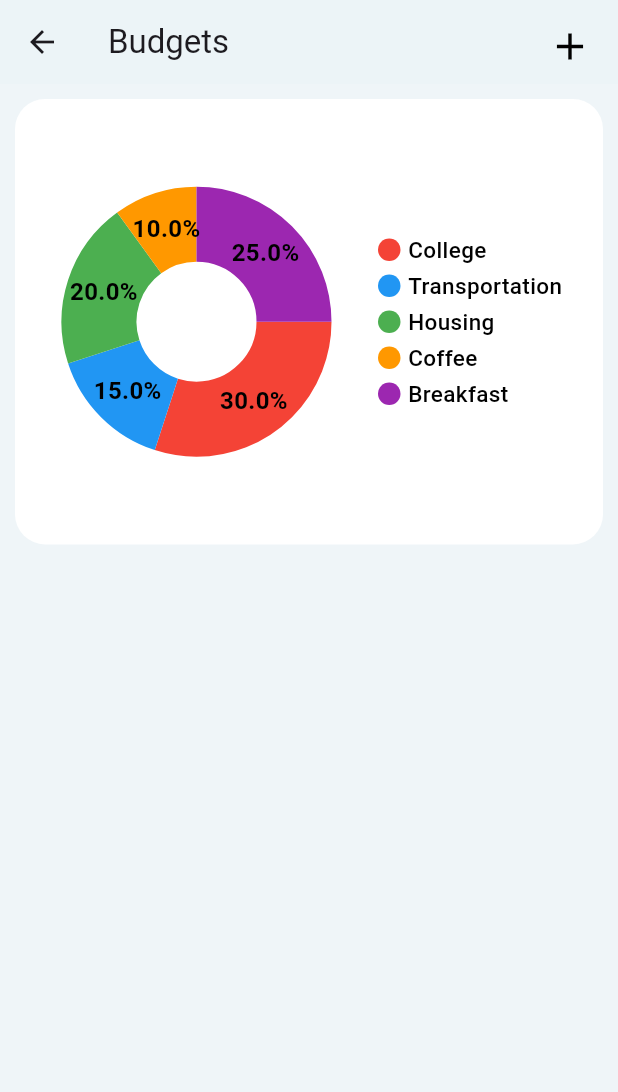
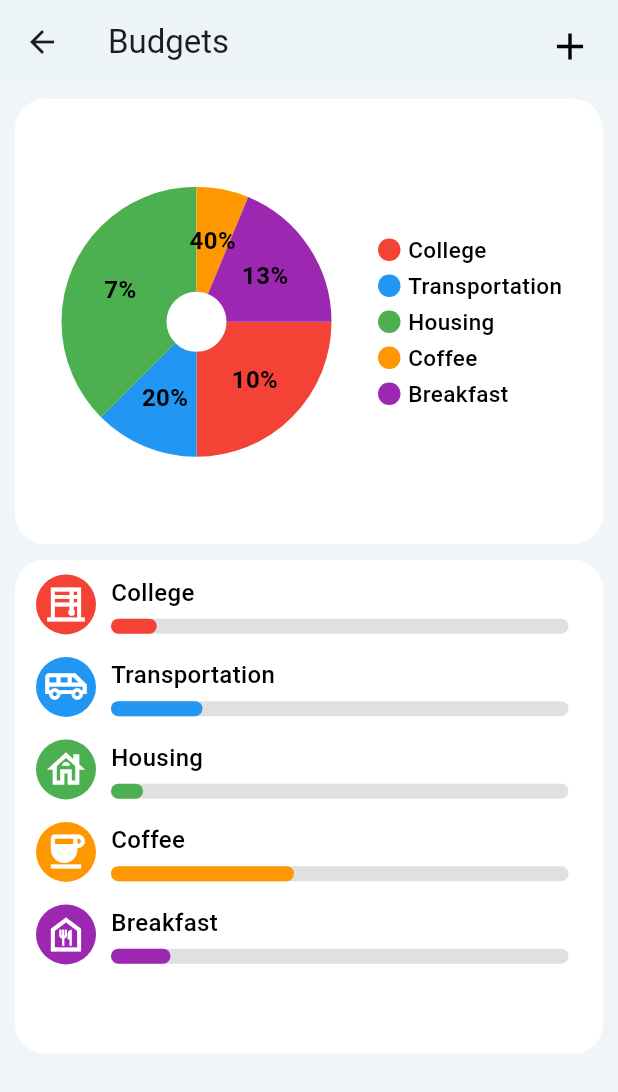
Before and after one commit to Khaled280-313/cash_flow, a Flutter app: the BudgetsPage screen opened directly, on a phone screen of 412 x 824 dp. Shown: the top 1092 px of the screen. Run offline on Flutter 3.47's test engine with Material 3 defaults, Android fonts, the phone set to English and light mode, and no system bars; drawn by our look-alikes of fl_chart; our stand-ins replace dartz, dio, flutter_bloc, get_it, go_router, persistent_bottom_nav_bar and 3 more; missing offline and left inert: data_connection_checker_tv; accounts and stored records are empty; Roboto replaces fonts that are missing (Montserrat).

Commit message:
Enhance budget management: add icon support to BudgetsData, implement CustomBudgetTile and CustomBudgetChart widgets, and refactor BudgetsPage layout.

```diff
--- a/lib/core/services/servic_locator.dart
+++ b/lib/core/services/servic_locator.dart
@@ -11,6 +11,7 @@ void setupServiceLocator() {
   getIt.registerSingleton<CacheHelper>(CacheHelper());
   getIt.registerSingleton<AuthCubit>(AuthCubit());
   getIt.registerSingleton<TransactionsCubit>(TransactionsCubit());
+
   // getIt.registerSingleton<SizeConfig>(SizeConfig());
   // getIt.registerLazySingleton(() => DatabaseHelper());
   // getIt.registerFactory(() => UserRepository(dbHelper: getIt<DatabaseHelper>()));
--- a/lib/features/auth/presentation/pages/sign_in_page.dart
+++ b/lib/features/auth/presentation/pages/sign_in_page.dart
@@ -1,7 +1,7 @@
 import 'package:cash_flow/core/function/custom_navigat.dart';
 import 'package:cash_flow/core/utils/app_color.dart';
 import 'package:cash_flow/core/utils/app_strings.dart';
-import 'package:cash_flow/features/auth/presentation/widgets/custom_Welcom_text.dart';
+import 'package:cash_flow/features/auth/presentation/widgets/custom_welcom_text.dart';
 import 'package:cash_flow/features/auth/presentation/widgets/custom_form_sign_in.dart';
 import 'package:cash_flow/features/auth/presentation/widgets/custom_row_text.dart';
 import 'package:flutter/material.dart';
--- a/lib/features/auth/presentation/pages/sign_up_page.dart
+++ b/lib/features/auth/presentation/pages/sign_up_page.dart
@@ -1,7 +1,7 @@
 import 'package:cash_flow/core/function/custom_navigat.dart';
 import 'package:cash_flow/core/utils/app_color.dart';
 import 'package:cash_flow/core/utils/app_strings.dart';
-import 'package:cash_flow/features/auth/presentation/widgets/custom_Welcom_text.dart';
+import 'package:cash_flow/features/auth/presentation/widgets/custom_welcom_text.dart';
 import 'package:cash_flow/features/auth/presentation/widgets/custom_form_sign_up.dart';
 import 'package:cash_flow/features/auth/presentation/widgets/custom_row_text.dart';
 import 'package:flutter/material.dart';
--- a/lib/features/auth/presentation/widgets/custom_Welcom_text.dart
+++ b/lib/features/auth/presentation/widgets/custom_Welcom_text.dart
@@ -1,5 +1,7 @@
-import 'package:cash_flow/core/utils/app_text_style.dart';
+
 import 'package:flutter/material.dart';
+
+import '../../../../core/utils/app_text_style.dart';
 
 class CustomWelcomText extends StatelessWidget {
   final String text1;
--- a/lib/features/budgets/data/budgets_data.dart
+++ b/lib/features/budgets/data/budgets_data.dart
@@ -4,8 +4,10 @@ class BudgetsData {
   final String title;
   final double value;
   final Color color;
+  final IconData? icon;
 
   BudgetsData({
+    required this.icon,
     required this.title,
     required this.value,
     required this.color,
@@ -13,11 +15,28 @@ class BudgetsData {
 }
 
 List<BudgetsData> budgetsData = [
-  BudgetsData(title: "College", value: 300, color: Colors.red),
-  BudgetsData(title: "Transportation", value: 150, color: Colors.blue),
-  BudgetsData(title: "Housing", value: 200, color: Colors.green),
-  BudgetsData(title: "Coffee", value: 100, color: Colors.orange),
-  BudgetsData(title: "Breakfast", value: 250, color: Colors.purple),
+  BudgetsData(
+      title: "College",
+      value: 20000,
+      color: Colors.red,
+      icon: Icons.blinds_outlined),
+  BudgetsData(
+      title: "Transportation",
+      value: 10000,
+      color: Colors.blue,
+      icon: Icons.airport_shuttle_outlined),
+  BudgetsData(
+      title: "Housing",
+      value: 30000,
+      color: Colors.green,
+      icon: Icons.house_outlined),
+  BudgetsData(
+      title: "Coffee", value: 5000, color: Colors.orange, icon: Icons.coffee),
+  BudgetsData(
+      title: "Breakfast",
+      value: 15000,
+      color: Colors.purple,
+      icon: Icons.food_bank_outlined),
 ];
 // List<BudgetsData> budgetsDataGenerator(int count) {
 //   return List.generate(count, (index) {
--- a/lib/features/budgets/presentation/pages/budgets_page.dart
+++ b/lib/features/budgets/presentation/pages/budgets_page.dart
@@ -1,8 +1,10 @@
 import 'package:cash_flow/core/utils/app_color.dart';
-import 'package:fl_chart/fl_chart.dart';
 import 'package:flutter/material.dart';
 
 import '../../data/budgets_data.dart';
+import '../widgets/custom_budget_chart.dart';
+import '../widgets/custom_budget_tile.dart';
+import '../widgets/custom_sliver_app_bar.dart';
 
 class BudgetsPage extends StatelessWidget {
   const BudgetsPage({super.key});
@@ -18,147 +20,27 @@ class BudgetsPage extends StatelessWidget {
             SliverToBoxAdapter(
               child: CustomBudgetChart(),
             ),
+            SliverToBoxAdapter(
+              child: Container(
+                height: MediaQuery.of(context).size.height * 0.4,
+                margin: const EdgeInsets.symmetric(horizontal: 10),
+                padding:
+                    const EdgeInsets.symmetric(vertical: 10, horizontal: 3),
+                decoration: BoxDecoration(
+                  color: AppColor.white,
+                  borderRadius: BorderRadius.circular(20),
+                ),
+                child: Column(
+                  spacing: 15,
+                  children: List.generate(budgetsData.length, (index) {
+                    return CustomBudgetTile(data: budgetsData[index]);
+                  }),
+                ),
+              ),
+            )
           ],
         ),
       ),
     );
   }
 }
-
-class CustomBudgetChart extends StatefulWidget {
-  const CustomBudgetChart({
-    super.key,
-  });
-
-  @override
-  State<CustomBudgetChart> createState() => _CustomBudgetChartState();
-}
-
-class _CustomBudgetChartState extends State<CustomBudgetChart> {
-  int touchedIndex = -1;
-  @override
-  Widget build(BuildContext context) {
-    return AspectRatio(
-        aspectRatio: 1.3,
-        child: Container(
-          margin: const EdgeInsets.all(10),
-          decoration: BoxDecoration(
-            color: AppColor.white,
-            borderRadius: BorderRadius.circular(20),
-          ),
-          child: Row(
-            mainAxisAlignment: MainAxisAlignment.spaceBetween,
-            children: [
-              Expanded(
-                child: AspectRatio(
-                  aspectRatio: 1.3,
-                  child: PieChart(
-                    duration: const Duration(milliseconds: 500),
-                    curve: Curves.easeInOut,
-                    PieChartData(
-                      borderData: FlBorderData(
-                        show: false,
-                      ),
-                      pieTouchData: PieTouchData(
-                        touchCallback: (FlTouchEvent event, pieTouchResponse) {
-                          setState(() {
-                            if (!event.isInterestedForInteractions ||
-                                pieTouchResponse == null ||
-                                pieTouchResponse.touchedSection == null) {
-                              touchedIndex = -1;
-                              return;
-                            }
-                            touchedIndex = pieTouchResponse
-                                .touchedSection!.touchedSectionIndex;
-                          });
-                        },
-                      ),
-                      sectionsSpace: 0,
-                      centerSpaceRadius: 40,
-                      centerSpaceColor: AppColor.white,
-                      sections: List.generate(budgetsData.length, (index) {
-                        final isTouched = index == touchedIndex;
-                        final fontSize = isTouched ? 25.0 : 16.0;
-                        final radius = isTouched ? 60.0 : 50.0;
-                        // const shadows = [Shadow(color: Colors.black, blurRadius: 2)];
-                        final data = budgetsData[index];
-                        return PieChartSectionData(
-                          color: data.color,
-                          value: data.value,
-                          radius: radius,
-                          title: '${(data.value / 1000) * 100}%',
-                          titleStyle: TextStyle(
-                            fontSize: fontSize,
-                            fontWeight: FontWeight.bold,
-                            color: isTouched ? AppColor.white : AppColor.black,
-                          ),
-                        );
-                      }),
-                    ),
-                  ),
-                ),
-              ),
-              SizedBox(
-                width: 150,
-                child: Column(
-                  mainAxisAlignment: MainAxisAlignment.center,
-                  // crossAxisAlignment: CrossAxisAlignment.,
-                  spacing: 3,
-                  children: List.generate(budgetsData.length, (index) {
-                    final data = budgetsData[index];
-                    return Row(
-                      spacing: 5,
-                      children: [
-                        Container(
-                          width: 15,
-                          height: 15,
-                          decoration: BoxDecoration(
-                            color: data.color,
-                            shape: BoxShape.circle,
-                          ),
-                        ),
-                        Text(
-                          data.title,
-                          style: TextStyle(
-                            fontSize: 15,
-                            color: AppColor.black,
-                            fontWeight: FontWeight.w500,
-                          ),
-                        ),
-                      ],
-                    );
-                  }),
-                ),
-              )
-            ],
-          ),
-        ));
-  }
-}
-
-class CustomSliverAppBar extends StatelessWidget {
-  const CustomSliverAppBar({
-    super.key,
-  });
-
-  @override
-  Widget build(BuildContext context) {
-    return SliverAppBar(
-      title: const Text('Budgets'),
-      pinned: true,
-      floating: true,
-      backgroundColor: AppColor.background,
-      actions: [
-        IconButton(
-          icon: IconButton(
-              onPressed: () {},
-              icon: Icon(Icons.add, size: 30, color: AppColor.black)),
-          onPressed: () {
-            // Navigate to add budget page
-            Navigator.pushNamed(context, '/addBudget');
-          },
-        ),
-      ],
-    );
-  }
-}
--- /dev/null
+++ b/lib/features/budgets/presentation/widgets/custom_budget_chart.dart
@@ -0,0 +1,116 @@
+import 'package:fl_chart/fl_chart.dart';
+import 'package:flutter/material.dart';
+
+import '../../../../core/utils/app_color.dart';
+import '../../data/budgets_data.dart';
+
+class CustomBudgetChart extends StatefulWidget {
+  const CustomBudgetChart({
+    super.key,
+  });
+
+  @override
+  State<CustomBudgetChart> createState() => _CustomBudgetChartState();
+}
+
+class _CustomBudgetChartState extends State<CustomBudgetChart> {
+  int touchedIndex = -1;
+  @override
+  Widget build(BuildContext context) {
+    return AspectRatio(
+        aspectRatio: 1.3,
+        child: Container(
+          margin: const EdgeInsets.all(10),
+          decoration: BoxDecoration(
+            color: AppColor.white,
+            borderRadius: BorderRadius.circular(20),
+          ),
+          child: Row(
+            mainAxisAlignment: MainAxisAlignment.spaceBetween,
+            children: [
+              Expanded(
+                child: AspectRatio(
+                  aspectRatio: 1.3,
+                  child: PieChart(
+                    duration: const Duration(milliseconds: 500),
+                    curve: Curves.easeInOut,
+                    PieChartData(
+                      borderData: FlBorderData(
+                        show: false,
+                      ),
+                      pieTouchData: PieTouchData(
+                        touchCallback: (FlTouchEvent event, pieTouchResponse) {
+                          setState(() {
+                            if (!event.isInterestedForInteractions ||
+                                pieTouchResponse == null ||
+                                pieTouchResponse.touchedSection == null) {
+                              touchedIndex = -1;
+                              return;
+                            }
+                            touchedIndex = pieTouchResponse
+                                .touchedSection!.touchedSectionIndex;
+                          });
+                        },
+                      ),
+                      sectionsSpace: 0,
+                      centerSpaceRadius: 20,
+                      centerSpaceColor: AppColor.white,
+                      sections: List.generate(budgetsData.length, (index) {
+                        final isTouched = index == touchedIndex;
+                        final fontSize = isTouched ? 25.0 : 16.0;
+                        final radius = isTouched ? 90.0 : 70.0;
+                        final data = budgetsData[index];
+                        return PieChartSectionData(
+                          color: data.color,
+                          value: data.value,
+                          radius: radius,
+                          title:
+                              '${((2000 / data.value) * 100).toStringAsFixed(0)}%',
+                          titleStyle: TextStyle(
+                            fontSize: fontSize,
+                            fontWeight: FontWeight.bold,
+                            color: isTouched ? AppColor.white : AppColor.black,
+                          ),
+                        );
+                      }),
+                    ),
+                  ),
+                ),
+              ),
+              SizedBox(
+                width: 150,
+                child: Column(
+                  mainAxisAlignment: MainAxisAlignment.center,
+                  // crossAxisAlignment: CrossAxisAlignment.,
+                  spacing: 3,
+                  children: List.generate(budgetsData.length, (index) {
+                    final data = budgetsData[index];
+                    return Row(
+                      spacing: 5,
+                      children: [
+                        Container(
+                          width: 15,
+                          height: 15,
+                          decoration: BoxDecoration(
+                            color: data.color,
+                            shape: BoxShape.circle,
+                          ),
+                        ),
+                        Text(
+                          data.title,
+                          style: TextStyle(
+                            fontSize: 15,
+                            color: AppColor.black,
+                            fontWeight: FontWeight.w500,
+                          ),
+                        ),
+                      ],
+                    );
+                  }),
+                ),
+              )
+            ],
+          ),
+        ));
+  }
+}
--- /dev/null
+++ b/lib/features/budgets/presentation/widgets/custom_budget_tile.dart
@@ -0,0 +1,52 @@
+import 'package:flutter/material.dart';
+
+import '../../../../core/utils/app_color.dart';
+import '../../../../core/utils/app_text_style.dart';
+import '../../data/budgets_data.dart';
+
+class CustomBudgetTile extends StatelessWidget {
+  final BudgetsData data;
+  const CustomBudgetTile({
+    super.key,
+    required this.data,
+  });
+
+  @override
+  Widget build(BuildContext context) {
+    return Row(
+      spacing: 10,
+      crossAxisAlignment: CrossAxisAlignment.center,
+      mainAxisAlignment: MainAxisAlignment.center,
+      children: [
+        SizedBox(width: 1),
+        CircleAvatar(
+          backgroundColor: data.color,
+          child: Icon(
+            data.icon,
+            color: AppColor.white,
+            size: 30,
+          ),
+        ),
+        Expanded(
+            child: Column(
+          spacing: 6,
+          crossAxisAlignment: CrossAxisAlignment.start,
+          children: [
+            Text(
+              data.title,
+              style: AppTextStyle.montserrat500Style16,
+            ),
+            LinearProgressIndicator(
+              value: double.parse((2000 / data.value).toStringAsFixed(2)),
+              backgroundColor: Colors.grey[300],
+              valueColor: AlwaysStoppedAnimation(data.color),
+              minHeight: 10,
+              borderRadius: BorderRadius.all(Radius.circular(10)),
+            ),
+          ],
+        )),
+        SizedBox(width: 10)
+      ],
+    );
+  }
+}
--- /dev/null
+++ b/lib/features/budgets/presentation/widgets/custom_sliver_app_bar.dart
@@ -0,0 +1,30 @@
+import 'package:flutter/material.dart';
+
+import '../../../../core/utils/app_color.dart';
+
+class CustomSliverAppBar extends StatelessWidget {
+  const CustomSliverAppBar({
+    super.key,
+  });
+
+  @override
+  Widget build(BuildContext context) {
+    return SliverAppBar(
+      title: const Text('Budgets'),
+      pinned: true,
+      floating: true,
+      backgroundColor: AppColor.background,
+      actions: [
+        IconButton(
+          icon: IconButton(
+              onPressed: () {},
+              icon: Icon(Icons.add, size: 30, color: AppColor.black)),
+          onPressed: () {
+            // Navigate to add budget page
+            Navigator.pushNamed(context, '/addBudget');
+          },
+        ),
+      ],
+    );
+  }
+}
--- a/lib/features/splash_view/pages/splash_view.dart
+++ b/lib/features/splash_view/pages/splash_view.dart
@@ -5,6 +5,7 @@ import 'package:cash_flow/core/utils/app_color.dart';
 import 'package:cash_flow/core/utils/app_text_style.dart';
 import 'package:cash_flow/core/utils/app_strings.dart';
 import 'package:flutter/material.dart';
+
 
 class SplashView extends StatefulWidget {
   const SplashView({super.key});
```
